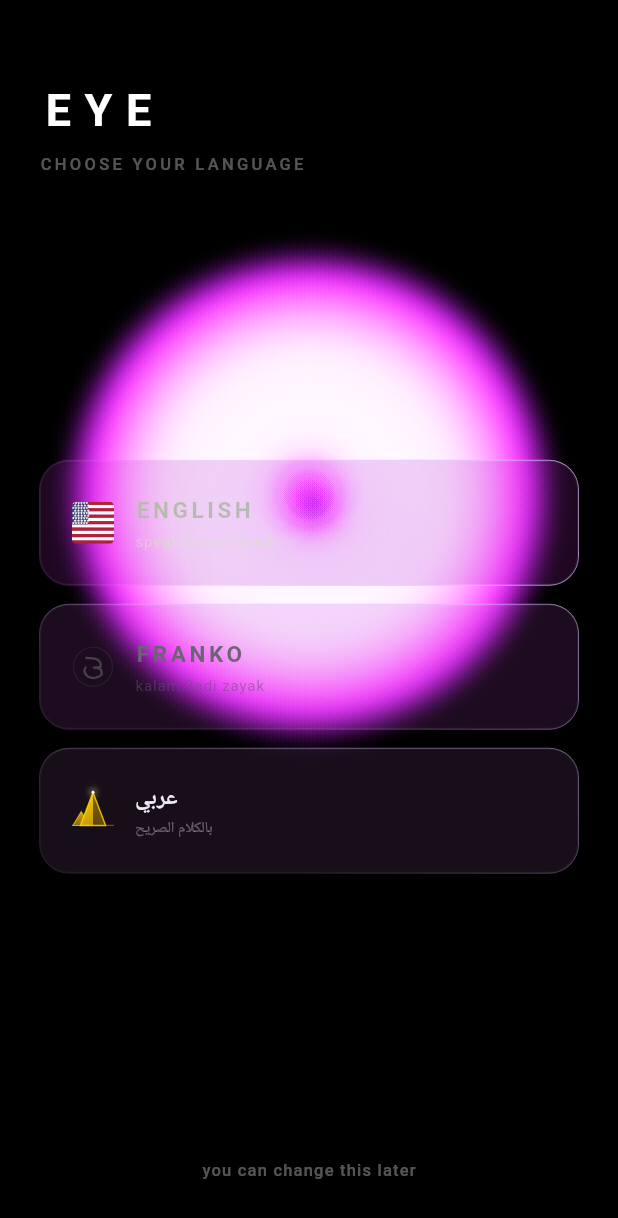
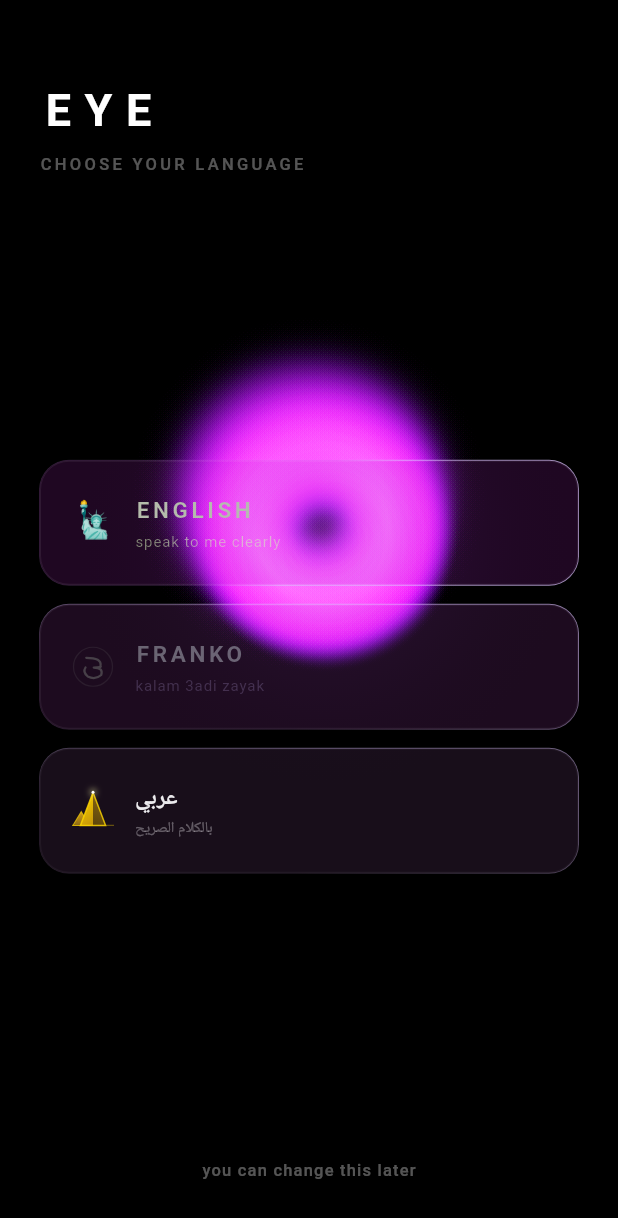
Before and after one commit to ziamreid/mirror_app, a Flutter app: the LanguageScreen widget shown alone on an empty page, opened directly, on a phone screen of 412 x 824 dp. Shown: the top 1218 px of the screen. Run offline on Flutter 3.47's test engine with Material 3 defaults, Android fonts, the light colour scheme and no system bars; Roboto replaces fonts that are missing (.SF Pro Rounded).

Commit message:
fix: improve trail decay and orb responsiveness for better user experience

```diff
--- a/lib/fluid_painter.dart
+++ b/lib/fluid_painter.dart
@@ -14,7 +14,8 @@ class TrailPoint {
 
 class FluidEngine {
   static const int kTrailLen      = 80;
-  static const double kTrailDecay = 0.035;
+  // FIX: raised decay so trail collapses faster on release
+  static const double kTrailDecay = 0.07;
   static const double kMinDist    = 0.007;
 
   Offset _touch      = const Offset(0.5, 0.5);
@@ -23,6 +24,9 @@ class FluidEngine {
   double _touchForce = 1.0;
   double _touchBurst = 0.0;
   bool   _touching   = false;
+
+  // Track speed for orb size scaling during fast flings
+  double _speed = 0.0;
 
   final List<TrailPoint> trail = List.generate(
       kTrailLen, (_) => TrailPoint(0.5, 0.35)..age = 0.0);
@@ -43,6 +47,8 @@ class FluidEngine {
       _touchForce = 1.0;
     } else {
       _touchForce = (_touchForce - dt * 1.2).clamp(0.0, 1.0);
+      // FIX: speed decays fast on release so orb shrinks quickly
+      _speed = (_speed - dt * 8.0).clamp(0.0, 1.0);
     }
     _touchBurst = (_touchBurst - dt * 4.0).clamp(0.0, 1.0);
     _velocity   = _velocity * 0.88;
@@ -68,7 +74,9 @@ class FluidEngine {
         final p   = trail[idx];
         if (p.age >= 1.0) continue;
         final trailPos   = i / (kTrailLen - 1).toDouble();
-        final pointDecay = kTrailDecay * 5.0 * (1.0 + trailPos * 2.5);
+        // FIX: much faster tail decay (was 5.0, now 10.0) so orb
+        // collapses quickly to idle size after release
+        final pointDecay = kTrailDecay * 10.0 * (1.0 + trailPos * 3.0);
         p.age = (p.age + dt * pointDecay).clamp(0.0, 1.0);
       }
     }
@@ -85,6 +93,7 @@ class FluidEngine {
       trail[i] = TrailPoint(nx, ny)..age = 0.0;
     }
     _trailHead = 28;
+    _speed = 0.0;
   }
 
   void pushTrailDense(double nx, double ny) {
@@ -94,6 +103,8 @@ class FluidEngine {
     final dx = nx - lx, dy = ny - ly;
     final dist = sqrt(dx * dx + dy * dy);
     if (dist < kMinDist) return;
+    // FIX: update speed from drag distance for orb size scaling
+    _speed = (_speed + dist * 12.0).clamp(0.0, 1.0);
     final steps = (dist / kMinDist).ceil().clamp(1, 20);
     for (int s = 1; s <= steps; s++) {
       final t = s / steps;
@@ -134,6 +145,7 @@ class FluidEngine {
 
   double get orbX => orbCenter.dx;
   double get orbY => orbCenter.dy;
+  double get speed => _speed;
 
   int    get trailHead  => _trailHead;
   bool   get touching   => _touching;
@@ -153,9 +165,6 @@ class FluidEngine {
 class FluidPainter extends CustomPainter {
   final FluidEngine engine;
   final Size        screenSize;
-  // teleportFade is baked directly into paint alpha here instead of
-  // using an Opacity() widget — Opacity forces a new compositing layer
-  // which breaks BackdropFilter in the glass cards above this painter.
   final double      teleportFade;
 
   FluidPainter({
@@ -176,7 +185,10 @@ class FluidPainter extends CustomPainter {
   }
 
   void _drawTrail(Canvas canvas, double fw, double fh) {
-    final auraR = fh * 0.21;
+    final baseR = fh * 0.21;
+    // FIX: orb grows with drag speed (up to 40% bigger during fast fling)
+    final speedBoost = 1.0 + engine.speed * 0.4;
+    final auraR = baseR * speedBoost;
 
     const double kSkipPx = 10.0;
     double lastDrawX = -9999, lastDrawY = -9999;
@@ -187,8 +199,9 @@ class FluidPainter extends CustomPainter {
       final p = engine.trail[idx];
       if (p.age >= 0.97) continue;
 
-      // Bake teleportFade into opacity directly — no Opacity widget needed
-      final op = (pow(1.0 - p.age, 1.8) as double) * teleportFade;
+      // FIX: steeper exponent (2.8 vs 1.8) — trail collapses much faster
+      // so the orb shrinks quickly back to idle after release
+      final op = (pow(1.0 - p.age, 2.8) as double) * teleportFade;
       if (op < 0.01) continue;
 
       final cx = p.x * fw;
--- a/lib/screens/language_screen.dart
+++ b/lib/screens/language_screen.dart
@@ -21,7 +21,6 @@ class _LanguageScreenState extends State<LanguageScreen>
   late AnimationController _fadeIn;
   final FluidController    _fluidCtrl = FluidController();
 
-  // Header proximity tracking
   final GlobalKey _headerKey = GlobalKey();
   double _headerProximity = 0.0;
   int    _headerFrameSkip = 0;
@@ -33,7 +32,6 @@ class _LanguageScreenState extends State<LanguageScreen>
       vsync: this,
       duration: const Duration(milliseconds: 1000),
     )..forward();
-    // Start tracking after first frame
     WidgetsBinding.instance.addPostFrameCallback((_) {
       _fluidCtrl.repaint?.addListener(_onFrame);
     });
@@ -90,7 +88,6 @@ class _LanguageScreenState extends State<LanguageScreen>
 
   @override
   Widget build(BuildContext context) {
-    // FIX: header text darkens when orb is bright and close
     final t = ((_headerProximity - 0.45) / 0.40).clamp(0.0, 1.0);
     final headerColor = Color.lerp(AppTheme.textPrimary, const Color(0xFF1a0a2e), t)!;
     final hintColor   = Color.lerp(AppTheme.textHint,   const Color(0x991a0a2e), t)!;
@@ -109,7 +106,6 @@ class _LanguageScreenState extends State<LanguageScreen>
                 _maybeOrb(Text('EYE',
                     style: AppTheme.appNameStyle.copyWith(color: headerColor))),
                 const SizedBox(height: 6),
-                // FIX: header reacts to orb brightness
                 SizedBox(
                   key: _headerKey,
                   child: _maybeOrb(Text(
@@ -124,34 +120,34 @@ class _LanguageScreenState extends State<LanguageScreen>
                 Column(
                   children: [
                     _LangCard(
-                      label:        'ENGLISH',
-                      sublabel:     'speak to me clearly',
-                      icon:         const _USFlagIcon(),
-                      selected:     _selected == AppLanguage.english,
-                      onTap:        () => _onSelect(AppLanguage.english),
-                      fluidCtrl:    _fluidCtrl,
+                      label:         'ENGLISH',
+                      sublabel:      'speak to me clearly',
+                      icon:          const _EmojiIcon('🗽'),
+                      selected:      _selected == AppLanguage.english,
+                      onTap:         () => _onSelect(AppLanguage.english),
+                      fluidCtrl:     _fluidCtrl,
                       entranceDelay: 0,
                     ),
                     const SizedBox(height: 12),
                     _LangCard(
-                      label:        'FRANKO',
-                      sublabel:     'kalam 3adi zayak',
-                      icon:         const _FrankoIcon(),
-                      selected:     _selected == AppLanguage.franko,
-                      onTap:        () => _onSelect(AppLanguage.franko),
-                      fluidCtrl:    _fluidCtrl,
+                      label:         'FRANKO',
+                      sublabel:      'kalam 3adi zayak',
+                      icon:          const _FrankoIcon(),
+                      selected:      _selected == AppLanguage.franko,
+                      onTap:         () => _onSelect(AppLanguage.franko),
+                      fluidCtrl:     _fluidCtrl,
                       entranceDelay: 120,
-                      isFranko:     true,
+                      isFranko:      true,
                     ),
                     const SizedBox(height: 12),
                     _LangCard(
-                      label:        'عربي',
-                      sublabel:     'بالكلام الصريح',
-                      icon:         const _ArabicIcon(),
-                      selected:     _selected == AppLanguage.arabic,
-                      onTap:        () => _onSelect(AppLanguage.arabic),
-                      isArabic:     true,
-                      fluidCtrl:    _fluidCtrl,
+                      label:         'عربي',
+                      sublabel:      'بالكلام الصريح',
+                      icon:          const _ArabicIcon(),
+                      selected:      _selected == AppLanguage.arabic,
+                      onTap:         () => _onSelect(AppLanguage.arabic),
+                      isArabic:      true,
+                      fluidCtrl:     _fluidCtrl,
                       entranceDelay: 240,
                     ),
                   ],
@@ -286,10 +282,12 @@ class _LangCardState extends State<_LangCard> with TickerProviderStateMixin {
           child: child,
         ),
       ),
+      child: Listener(
+        onPointerDown:   (_) { _press.forward();  widget.fluidCtrl.lockOrb(); },
+        onPointerUp:     (_) { _press.reverse();  widget.fluidCtrl.unlockOrb(); },
+        onPointerCancel: (_) { _press.reverse();  widget.fluidCtrl.unlockOrb(); },
         child: GestureDetector(
-        onTapDown:   (_) { _press.forward();  widget.fluidCtrl.lockOrb(); },
-        onTapUp:     (_) { _press.reverse();  widget.fluidCtrl.unlockOrb(); widget.onTap(); },
-        onTapCancel: ()  { _press.reverse();  widget.fluidCtrl.unlockOrb(); },
+          onTap: widget.onTap,
           child: AnimatedBuilder(
             animation: _press,
             builder: (_, child) => Transform.scale(
@@ -297,11 +295,11 @@ class _LangCardState extends State<_LangCard> with TickerProviderStateMixin {
             child: _buildCard(),
           ),
         ),
+      ),
     );
   }
 
   Widget _buildCard() {
-    // Text darkens when orb is bright
     final t = ((_proximity - 0.55) / 0.35).clamp(0.0, 1.0);
     final labelColor    = Color.lerp(AppTheme.textPrimary, const Color(0xFF1a0a2e), t)!;
     final sublabelColor = Color.lerp(AppTheme.textHint,    const Color(0x99200040), t)!;
@@ -351,7 +349,6 @@ class _LangCardState extends State<_LangCard> with TickerProviderStateMixin {
                 ],
               ),
               const Spacer(),
-              // FIX: Better selection indicator — animated circle checkmark
               AnimatedContainer(
                 duration: const Duration(milliseconds: 300),
                 curve: Curves.easeOutBack,
@@ -383,63 +380,12 @@ class _LangCardState extends State<_LangCard> with TickerProviderStateMixin {
 
 // ── Icons ─────────────────────────────────────────────────────────────────────
 
-class _USFlagIcon extends StatelessWidget {
-  const _USFlagIcon();
+class _EmojiIcon extends StatelessWidget {
+  final String emoji;
+  const _EmojiIcon(this.emoji);
   @override
-  Widget build(BuildContext context) => SizedBox(
-    width: 32, height: 22,
-    child: ClipRRect(
-      borderRadius: BorderRadius.circular(3),
-      child: CustomPaint(painter: _USFlagPainter()),
-    ),
-  );
-}
-
-class _USFlagPainter extends CustomPainter {
-  @override
-  void paint(Canvas canvas, Size s) {
-    final w = s.width; final h = s.height;
-    final sh = h / 13;
-    for (int i = 0; i < 13; i++) {
-      canvas.drawRect(Rect.fromLTWH(0, i * sh, w, sh),
-          Paint()..color = i.isEven ? const Color(0xFFB22234) : Colors.white);
-    }
-    final cW = w * 0.385; final cH = sh * 7;
-    canvas.drawRect(Rect.fromLTWH(0, 0, cW, cH),
-        Paint()..color = const Color(0xFF3C3B6E));
-    final starPaint = Paint()..color = Colors.white;
-    const rows = 9;
-    final rowH = cH / rows;
-    for (int r = 0; r < rows; r++) {
-      final isEvenRow = r.isEven;
-      final cols = isEvenRow ? 6 : 5;
-      final colW = cW / (isEvenRow ? 6 : 5);
-      final offsetX = isEvenRow ? colW / 2 : colW;
-      for (int c = 0; c < cols; c++) {
-        _drawStar(canvas,
-            Offset(offsetX + c * colW, rowH / 2 + r * rowH), 1.1, starPaint);
-      }
-    }
-  }
-
-  void _drawStar(Canvas canvas, Offset center, double radius, Paint paint) {
-    final path = Path();
-    for (int i = 0; i < 5; i++) {
-      final angle = (i * 4 * pi / 5) - pi / 2;
-      final inner = radius * 0.4;
-      final innerAngle = angle + 2 * pi / 5;
-      final pt = Offset(center.dx + cos(angle) * radius,
-                        center.dy + sin(angle) * radius);
-      final ip = Offset(center.dx + cos(innerAngle) * inner,
-                        center.dy + sin(innerAngle) * inner);
-      if (i == 0) path.moveTo(pt.dx, pt.dy); else path.lineTo(pt.dx, pt.dy);
-      path.lineTo(ip.dx, ip.dy);
-    }
-    path.close();
-    canvas.drawPath(path, paint);
-  }
-
-  @override bool shouldRepaint(_) => false;
+  Widget build(BuildContext context) => Text(emoji,
+      style: const TextStyle(fontSize: 24, height: 1.0));
 }
 
 class _FrankoIcon extends StatelessWidget {
--- a/lib/screens/splash_screen.dart
+++ b/lib/screens/splash_screen.dart
@@ -28,10 +28,9 @@ class _SplashScreenState extends State<SplashScreen>
   bool         _showCards = false;
   AppLanguage? _selected;
 
-  // Header proximity tracking
-  final GlobalKey _headerKey = GlobalKey();
-  double _headerProximity = 0.0;
-  int    _headerFrameSkip = 0;
+  final GlobalKey _headerKey      = GlobalKey();
+  double          _headerProximity = 0.0;
+  int             _headerFrameSkip = 0;
 
   @override
   void initState() {
@@ -40,9 +39,9 @@ class _SplashScreenState extends State<SplashScreen>
         duration: const Duration(milliseconds: 1300));
     _cardsCtrl = AnimationController(vsync: this,
         duration: const Duration(milliseconds: 1600));
-    _maskCtrl  = AnimationController(vsync: this,
-        duration: const Duration(milliseconds: 800));
-    _maskAnim  = CurvedAnimation(parent: _maskCtrl, curve: Curves.easeInOut);
+    _maskCtrl = AnimationController(vsync: this,
+        duration: const Duration(milliseconds: 400));
+    _maskAnim = CurvedAnimation(parent: _maskCtrl, curve: Curves.easeInOut);
 
     _headerAnim = CurvedAnimation(parent: _cardsCtrl,
         curve: const Interval(0.00, 0.40, curve: Curves.easeOut));
@@ -59,18 +58,20 @@ class _SplashScreenState extends State<SplashScreen>
 
   Future<void> _runSequence() async {
     await _bloomCtrl.forward();
-    await Future.delayed(const Duration(milliseconds: 1200));
+    await Future.delayed(const Duration(milliseconds: 900));
     if (!mounted) return;
     _fluidCtrl.setSpeed(1.5);
+
     _maskCtrl.forward();
     setState(() => _showCards = true);
-    await Future.delayed(const Duration(milliseconds: 100));
+    await Future.delayed(const Duration(milliseconds: 80));
     if (!mounted) return;
+
+    _maskCtrl.reverse();
+
     await _cardsCtrl.forward();
     if (!mounted) return;
     _fluidCtrl.setSpeed(1.0);
-    await _maskCtrl.reverse();
-    // Start tracking header proximity after cards settle
     _fluidCtrl.repaint?.addListener(_onFrame);
   }
 
@@ -124,7 +125,6 @@ class _SplashScreenState extends State<SplashScreen>
 
   @override
   Widget build(BuildContext context) {
-    // Header text color reacts to orb brightness
     final t = ((_headerProximity - 0.45) / 0.40).clamp(0.0, 1.0);
     final headerColor    = Color.lerp(AppTheme.textPrimary,   const Color(0xFF1a0a2e), t)!;
     final subheaderColor = Color.lerp(AppTheme.textSecondary, const Color(0x991a0a2e), t)!;
@@ -153,17 +153,12 @@ class _SplashScreenState extends State<SplashScreen>
                             children: [
                               Text('Choose your language',
                                   style: AppTheme.headlineStyle.copyWith(
-                                    fontSize: 22,
-                                    color: headerColor,
-                                  )),
+                                    fontSize: 22, color: headerColor)),
                               const SizedBox(height: 6),
                               Text('this shapes how Eye speaks to you',
                                   style: AppTheme.labelStyle.copyWith(
-                                    color: subheaderColor,
-                                    fontSize: 12,
-                                    letterSpacing: 0.2,
-                                    fontWeight: FontWeight.w400,
-                                  )),
+                                    color: subheaderColor, fontSize: 12,
+                                    letterSpacing: 0.2, fontWeight: FontWeight.w400)),
                             ],
                           ),
                         ),
@@ -172,7 +167,8 @@ class _SplashScreenState extends State<SplashScreen>
                     const SizedBox(height: 20),
                     _MaterialCard(
                       progress: _card0, label: 'ENGLISH',
-                      sublabel: 'speak to me clearly', icon: const _USFlagIcon(),
+                      sublabel: 'speak to me clearly',
+                      icon: const _EmojiIcon('🗽'),
                       selected: _selected == AppLanguage.english,
                       onTap: () => _onSelect(AppLanguage.english),
                       hasShimmer: false, engine: _engine, repaint: _repaint,
@@ -181,7 +177,8 @@ class _SplashScreenState extends State<SplashScreen>
                     const SizedBox(height: 12),
                     _MaterialCard(
                       progress: _card1, label: 'FRANKO',
-                      sublabel: 'kalam 3adi zayak', icon: const _FrankoIcon(),
+                      sublabel: 'kalam 3adi zayak',
+                      icon: const _FrankoIcon(),
                       selected: _selected == AppLanguage.franko,
                       onTap: () => _onSelect(AppLanguage.franko),
                       hasShimmer: true, engine: _engine, repaint: _repaint,
@@ -190,7 +187,8 @@ class _SplashScreenState extends State<SplashScreen>
                     const SizedBox(height: 12),
                     _MaterialCard(
                       progress: _card2, label: 'عربي',
-                      sublabel: 'بالكلام الصريح', icon: const _ArabicIcon(),
+                      sublabel: 'بالكلام الصريح',
+                      icon: const _ArabicIcon(),
                       selected: _selected == AppLanguage.arabic,
                       onTap: () => _onSelect(AppLanguage.arabic),
                       hasShimmer: false, isArabic: true,
@@ -213,12 +211,11 @@ class _SplashScreenState extends State<SplashScreen>
                 ],
               ),
             ),
-            // Entrance mask
             AnimatedBuilder(
               animation: _maskAnim,
               builder: (_, __) {
-                final o = _maskAnim.value;
-                if (o <= 0.001) return const SizedBox.shrink();
+                final o = _maskAnim.value * 0.55;
+                if (o <= 0.01) return const SizedBox.shrink();
                 return Positioned.fill(
                   child: IgnorePointer(
                     child: DecoratedBox(
@@ -330,7 +327,7 @@ class _MaterialCardState extends State<_MaterialCard>
     return AnimatedBuilder(
       animation: widget.progress,
       builder: (_, child) {
-        final t    = widget.progress.value;
+        final t     = widget.progress.value;
         final blur  = (1.0 - t) * 12.0;
         final slide = (1.0 - t) * 16.0;
         return Opacity(
@@ -344,10 +341,12 @@ class _MaterialCardState extends State<_MaterialCard>
           ),
         );
       },
+      child: Listener(
+        onPointerDown:   (_) { _press.forward();  widget.fluidCtrl.lockOrb(); },
+        onPointerUp:     (_) { _press.reverse();  widget.fluidCtrl.unlockOrb(); },
+        onPointerCancel: (_) { _press.reverse();  widget.fluidCtrl.unlockOrb(); },
         child: GestureDetector(
-        onTapDown:   (_) { _press.forward();  widget.fluidCtrl.lockOrb(); },
-        onTapUp:     (_) { _press.reverse();  widget.fluidCtrl.unlockOrb(); widget.onTap(); },
-        onTapCancel: ()  { _press.reverse();  widget.fluidCtrl.unlockOrb(); },
+          onTap: widget.onTap,
           child: AnimatedBuilder(
             animation: _press,
             builder: (_, child) => Transform.scale(scale: 1.0 - _press.value * 0.03, child: child),
@@ -365,6 +364,7 @@ class _MaterialCardState extends State<_MaterialCard>
                   : _LiquidGlassCard(
                       selected: widget.selected, shimmer: 0,
                       proximity: _proximity, orbOffset: _localOrb, child: _buildContent(),
+                    ),
             ),
           ),
         ),
@@ -414,7 +414,6 @@ class _LiquidGlassCard extends StatelessWidget {
   }
 }
 
-// ── Painter ───────────────────────────────────────────────────────────────────
 class _LiquidGlassPainter extends CustomPainter {
   final bool selected; final double shimmer, proximity; final Offset orbOffset; final int borderAlpha;
   const _LiquidGlassPainter({required this.selected, required this.shimmer,
@@ -424,7 +423,6 @@ class _LiquidGlassPainter extends CustomPainter {
   void paint(Canvas canvas, Size size) {
     final rect  = Rect.fromLTWH(0, 0, size.width, size.height);
     final rrect = RRect.fromRectAndRadius(rect, const Radius.circular(18));
-
     if (shimmer > 0.0 && shimmer < 1.0) {
       final cx = size.width * (-0.3 + shimmer * 1.6);
       canvas.save(); canvas.clipRRect(rrect);
@@ -436,7 +434,6 @@ class _LiquidGlassPainter extends CustomPainter {
       ).createShader(Rect.fromCenter(center: Offset(cx, size.height/2), width: 180, height: size.height)));
       canvas.restore();
     }
-
     if (proximity > 0.05) {
       final ox = orbOffset.dx * size.width; final oy = orbOffset.dy * size.height;
       final glowR = size.width * 0.55;
@@ -450,7 +447,6 @@ class _LiquidGlassPainter extends CustomPainter {
       ).createShader(Rect.fromCircle(center: Offset(ox, oy), radius: glowR)));
       canvas.restore();
     }
-
     final dirX = (orbOffset.dx - 0.5) * 2.0; final dirY = (orbOffset.dy - 0.5) * 2.0;
     final gB = Alignment(dirX.clamp(-1.0,1.0), dirY.clamp(-1.0,1.0));
     final gE = Alignment(-dirX.clamp(-1.0,1.0), -dirY.clamp(-1.0,1.0));
@@ -463,7 +459,6 @@ class _LiquidGlassPainter extends CustomPainter {
           .createShader(rect)
       ..style = PaintingStyle.stroke
       ..strokeWidth = proximity > 0.15 ? 1.1 : 0.7);
-
     if (proximity > 0.05) {
       canvas.drawRRect(
         RRect.fromRectAndRadius(Rect.fromLTWH(1,1,size.width-2,size.height-2), const Radius.circular(17)),
@@ -492,12 +487,12 @@ class _CardContent extends StatelessWidget {
   Widget build(BuildContext context) {
     final t = ((proximity - 0.55) / 0.35).clamp(0.0, 1.0);
     final labelColor    = Color.lerp(AppTheme.textPrimary, const Color(0xFF1a0a2e), t)!;
-    final sublabelColor = Color.lerp(AppTheme.textHint, const Color(0x99200040), t)!;
+    final sublabelColor = Color.lerp(AppTheme.textHint,    const Color(0x99200040), t)!;
 
     return Padding(
       padding: const EdgeInsets.symmetric(horizontal: 22),
       child: Row(children: [
-        SizedBox(width: 28, height: 28,
+        SizedBox(width: 30, height: 30,
           child: isFranko
               ? ColorFiltered(
                   colorFilter: ColorFilter.matrix([
@@ -525,7 +520,6 @@ class _CardContent extends StatelessWidget {
           ],
         ),
         const Spacer(),
-        // FIX: Better selection indicator — animated checkmark pill
         AnimatedContainer(
           duration: const Duration(milliseconds: 300),
           curve: Curves.easeOutBack,
@@ -539,8 +533,7 @@ class _CardContent extends StatelessWidget {
                     border: Border.all(color: AppTheme.midPurple.withOpacity(0.5), width: 0.8),
                   ),
                   child: const Center(
-                    child: Icon(Icons.check_rounded,
-                      color: AppTheme.midPurple, size: 15),
+                    child: Icon(Icons.check_rounded, color: AppTheme.midPurple, size: 15),
                   ),
                 )
               : null,
@@ -552,72 +545,12 @@ class _CardContent extends StatelessWidget {
 
 // ── Icons ─────────────────────────────────────────────────────────────────────
 
-// FIX: Much more accurate US flag
-class _USFlagIcon extends StatelessWidget {
-  const _USFlagIcon();
+class _EmojiIcon extends StatelessWidget {
+  final String emoji;
+  const _EmojiIcon(this.emoji);
   @override
-  Widget build(BuildContext context) => SizedBox(
-    width: 32, height: 22,
-    child: ClipRRect(
-      borderRadius: BorderRadius.circular(3),
-      child: CustomPaint(painter: _USFlagPainter()),
-    ),
-  );
-}
-
-class _USFlagPainter extends CustomPainter {
-  @override
-  void paint(Canvas canvas, Size s) {
-    final w = s.width; final h = s.height;
-    // 13 stripes
-    final sh = h / 13;
-    for (int i = 0; i < 13; i++) {
-      canvas.drawRect(
-        Rect.fromLTWH(0, i * sh, w, sh),
-        Paint()..color = i.isEven ? const Color(0xFFB22234) : Colors.white,
-      );
-    }
-    // Canton (blue field) — covers top-left 7 stripes
-    final cW = w * 0.385;
-    final cH = sh * 7;
-    canvas.drawRect(Rect.fromLTWH(0, 0, cW, cH),
-        Paint()..color = const Color(0xFF3C3B6E));
-
-    // Stars — 5 rows of 6 + 4 rows of 5, alternating
-    final starPaint = Paint()..color = Colors.white;
-    const rows = 9;
-    final rowH = cH / rows;
-    for (int r = 0; r < rows; r++) {
-      final isEvenRow = r.isEven;
-      final cols = isEvenRow ? 6 : 5;
-      final colW = cW / (isEvenRow ? 6 : 5);
-      final offsetX = isEvenRow ? colW / 2 : colW;
-      for (int c = 0; c < cols; c++) {
-        final sx = offsetX + c * colW;
-        final sy = rowH / 2 + r * rowH;
-        _drawStar(canvas, Offset(sx, sy), 1.1, starPaint);
-      }
-    }
-  }
-
-  void _drawStar(Canvas canvas, Offset center, double radius, Paint paint) {
-    final path = Path();
-    for (int i = 0; i < 5; i++) {
-      final angle = (i * 4 * pi / 5) - pi / 2;
-      final inner = radius * 0.4;
-      final innerAngle = angle + 2 * pi / 5;
-      final pt = Offset(center.dx + cos(angle) * radius,
-                        center.dy + sin(angle) * radius);
-      final ip = Offset(center.dx + cos(innerAngle) * inner,
-                        center.dy + sin(innerAngle) * inner);
-      if (i == 0) path.moveTo(pt.dx, pt.dy) ; else path.lineTo(pt.dx, pt.dy);
-      path.lineTo(ip.dx, ip.dy);
-    }
-    path.close();
-    canvas.drawPath(path, paint);
-  }
-
-  @override bool shouldRepaint(_) => false;
+  Widget build(BuildContext context) => Text(emoji,
+      style: const TextStyle(fontSize: 24, height: 1.0));
 }
 
 class _FrankoIcon extends StatelessWidget {
```
Also changed, not shown: lib/widgets/fluid_background.dart (+10 -11 lines). Lines whose indentation alone changed are shown as unchanged.
